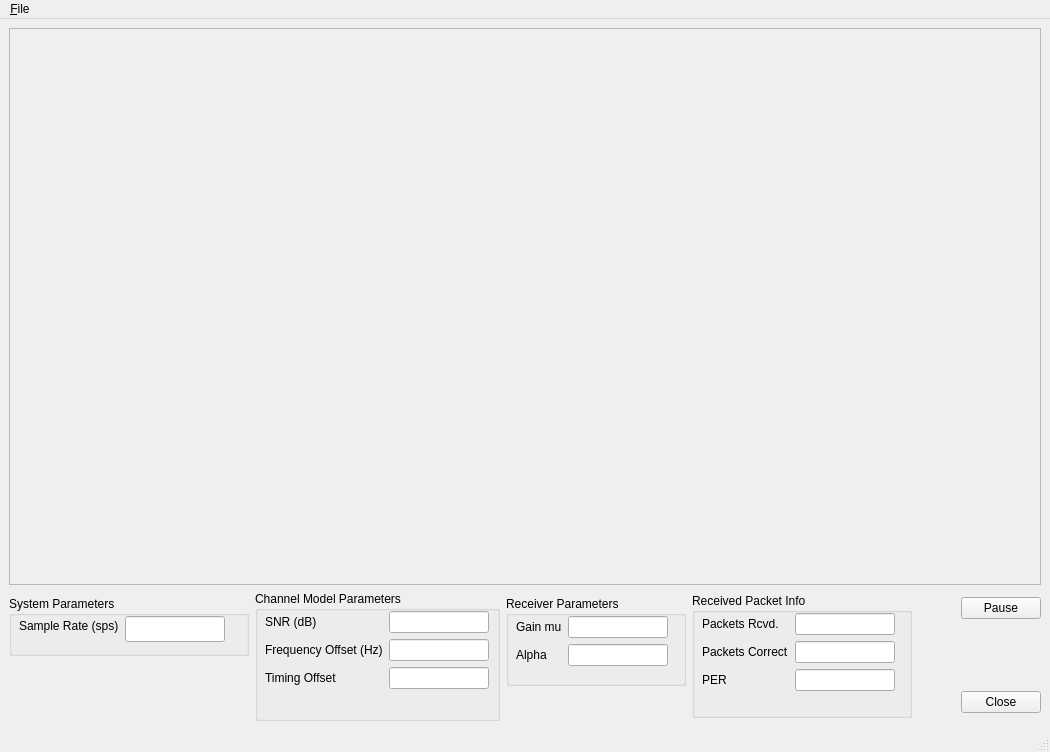
Old version of the form gnuradio-examples/python/digital/qt_digital_window.ui in the repository GREO/GNU-Radio.
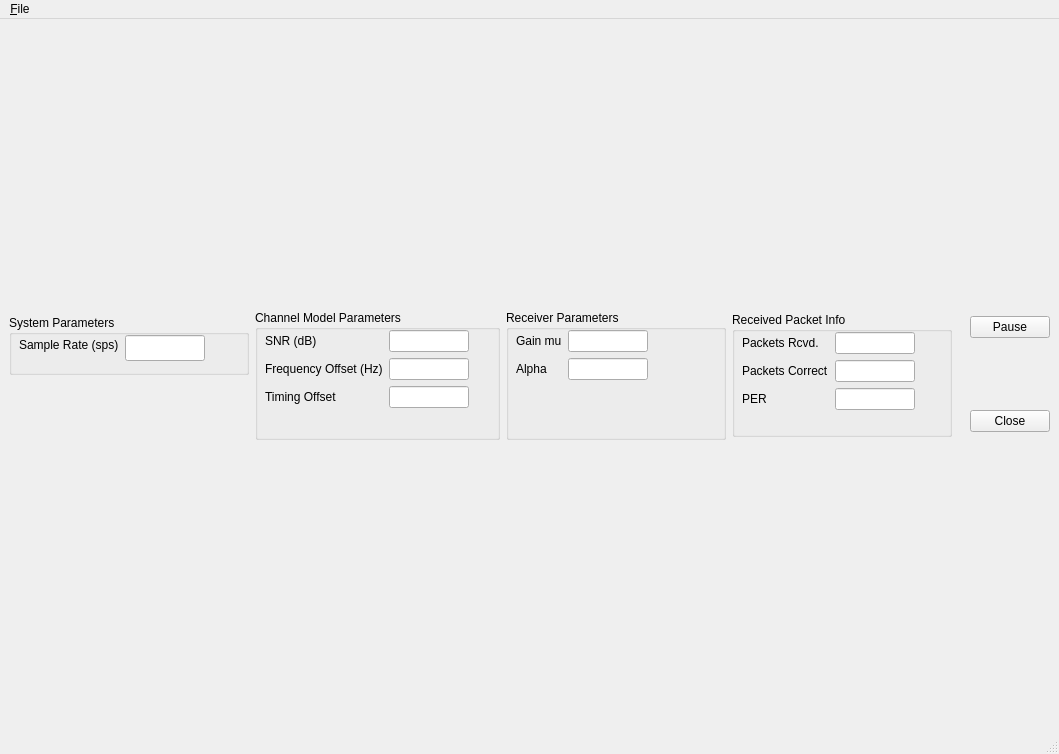
New version of the form.

```diff
--- a/gnuradio-examples/python/digital/qt_digital_window.ui
+++ b/gnuradio-examples/python/digital/qt_digital_window.ui
@@ -1,25 +1,30 @@
 <ui version="4.0" >
  <class>DigitalWindow</class>
- <widget class="QMainWindow" name="DigitalWindow" >
-  <property name="geometry" >
+ <widget class="QMainWindow" name="DigitalWindow">
+  <property name="geometry">
    <rect>
     <x>0</x>
     <y>0</y>
-    <width>1050</width>
-    <height>752</height>
+    <width>1059</width>
+    <height>754</height>
    </rect>
   </property>
   <property name="windowTitle" >
    <string>MainWindow</string>
   </property>
-  <widget class="QWidget" name="centralwidget" >
-   <layout class="QGridLayout" name="gridLayout" >
-    <item row="2" column="0" >
-     <layout class="QVBoxLayout" name="verticalLayout_2" >
+  <widget class="QWidget" name="centralwidget">
+   <layout class="QVBoxLayout" name="verticalLayout_4">
       <item>
-       <widget class="QGroupBox" name="sysBox" >
-        <property name="sizePolicy" >
-         <sizepolicy vsizetype="Fixed" hsizetype="Fixed" >
+     <layout class="QHBoxLayout" name="sinkLayout"/>
+    </item>
+    <item>
+     <layout class="QHBoxLayout" name="horizontalLayout">
+      <item>
+       <layout class="QVBoxLayout" name="verticalLayout_2">
+        <item>
+         <widget class="QGroupBox" name="sysBox">
+          <property name="sizePolicy">
+           <sizepolicy hsizetype="Fixed" vsizetype="Fixed">
           <horstretch>0</horstretch>
           <verstretch>0</verstretch>
          </sizepolicy>
@@ -39,12 +44,12 @@
         <property name="title" >
          <string>System Parameters</string>
         </property>
-        <widget class="QWidget" name="formLayoutWidget" >
-         <property name="geometry" >
+          <widget class="QWidget" name="formLayoutWidget">
+           <property name="geometry">
           <rect>
            <x>10</x>
            <y>20</y>
-           <width>221</width>
+             <width>211</width>
            <height>31</height>
           </rect>
          </property>
@@ -63,15 +68,15 @@
               <verstretch>0</verstretch>
              </sizepolicy>
             </property>
-            <property name="minimumSize" >
+              <property name="minimumSize">
              <size>
-              <width>100</width>
+                <width>60</width>
               <height>26</height>
              </size>
             </property>
-            <property name="maximumSize" >
+              <property name="maximumSize">
              <size>
-              <width>100</width>
+                <width>80</width>
               <height>26</height>
              </size>
             </property>
@@ -124,10 +129,10 @@
       </item>
      </layout>
     </item>
-    <item row="2" column="1" >
-     <widget class="QGroupBox" name="channelModeBox" >
-      <property name="sizePolicy" >
-       <sizepolicy vsizetype="Fixed" hsizetype="Fixed" >
+      <item>
+       <widget class="QGroupBox" name="channelModeBox">
+        <property name="sizePolicy">
+         <sizepolicy hsizetype="Fixed" vsizetype="Fixed">
         <horstretch>0</horstretch>
         <verstretch>0</verstretch>
        </sizepolicy>
@@ -147,12 +152,12 @@
       <property name="title" >
        <string>Channel Model Parameters</string>
       </property>
-      <widget class="QWidget" name="formLayoutWidget_2" >
-       <property name="geometry" >
+        <widget class="QWidget" name="formLayoutWidget_2">
+         <property name="geometry">
         <rect>
          <x>10</x>
          <y>20</y>
-         <width>231</width>
+           <width>221</width>
          <height>98</height>
         </rect>
        </property>
@@ -170,17 +175,17 @@
           </property>
          </widget>
         </item>
-        <item row="0" column="1" >
-         <widget class="QLineEdit" name="snrEdit" >
-          <property name="minimumSize" >
+          <item row="0" column="1">
+           <widget class="QLineEdit" name="snrEdit">
+            <property name="minimumSize">
            <size>
-            <width>100</width>
+              <width>60</width>
             <height>0</height>
            </size>
           </property>
-          <property name="maximumSize" >
+            <property name="maximumSize">
            <size>
-            <width>100</width>
+              <width>80</width>
             <height>16777215</height>
            </size>
           </property>
@@ -193,17 +198,17 @@
           </property>
          </widget>
         </item>
-        <item row="1" column="1" >
-         <widget class="QLineEdit" name="freqEdit" >
-          <property name="minimumSize" >
+          <item row="1" column="1">
+           <widget class="QLineEdit" name="freqEdit">
+            <property name="minimumSize">
            <size>
-            <width>100</width>
+              <width>60</width>
             <height>0</height>
            </size>
           </property>
-          <property name="maximumSize" >
+            <property name="maximumSize">
            <size>
-            <width>100</width>
+              <width>80</width>
             <height>16777215</height>
            </size>
           </property>
@@ -216,17 +221,17 @@
           </property>
          </widget>
         </item>
-        <item row="2" column="1" >
-         <widget class="QLineEdit" name="timeEdit" >
-          <property name="minimumSize" >
+          <item row="2" column="1">
+           <widget class="QLineEdit" name="timeEdit">
+            <property name="minimumSize">
            <size>
-            <width>100</width>
+              <width>60</width>
             <height>0</height>
            </size>
           </property>
-          <property name="maximumSize" >
+            <property name="maximumSize">
            <size>
-            <width>100</width>
+              <width>80</width>
             <height>16777215</height>
            </size>
           </property>
@@ -234,73 +239,40 @@
         </item>
        </layout>
       </widget>
-     </widget>
-    </item>
-    <item row="0" column="0" colspan="6" >
-     <layout class="QVBoxLayout" name="verticalLayout_5" >
+        <zorder>formLayoutWidget_2</zorder>
+        <zorder>sysBox</zorder>
+       </widget>
+      </item>
       <item>
-       <widget class="QFrame" name="sinkFrame" >
-        <property name="sizePolicy" >
-         <sizepolicy vsizetype="Expanding" hsizetype="Expanding" >
+       <widget class="QGroupBox" name="rxBox">
+        <property name="sizePolicy">
+         <sizepolicy hsizetype="Fixed" vsizetype="Fixed">
           <horstretch>0</horstretch>
           <verstretch>0</verstretch>
          </sizepolicy>
         </property>
-        <property name="minimumSize" >
+        <property name="minimumSize">
          <size>
-          <width>1000</width>
-          <height>550</height>
+          <width>220</width>
+          <height>130</height>
          </size>
         </property>
-        <property name="frameShape" >
-         <enum>QFrame::StyledPanel</enum>
-        </property>
-        <property name="frameShadow" >
-         <enum>QFrame::Raised</enum>
-        </property>
-        <layout class="QGridLayout" name="gridLayout_2" >
-         <item row="1" column="0" >
-          <layout class="QHBoxLayout" name="sinkLayout" />
-         </item>
-        </layout>
-        <zorder>verticalLayoutWidget</zorder>
-        <zorder>verticalLayoutWidget</zorder>
-       </widget>
-      </item>
-     </layout>
-    </item>
-    <item row="2" column="2" >
-     <layout class="QVBoxLayout" name="verticalLayout_3" >
-      <item>
-       <widget class="QGroupBox" name="rxBox" >
-        <property name="sizePolicy" >
-         <sizepolicy vsizetype="Fixed" hsizetype="Fixed" >
-          <horstretch>0</horstretch>
-          <verstretch>0</verstretch>
-         </sizepolicy>
-        </property>
-        <property name="minimumSize" >
+        <property name="maximumSize">
          <size>
           <width>180</width>
-          <height>90</height>
-         </size>
-        </property>
-        <property name="maximumSize" >
-         <size>
-          <width>180</width>
           <height>16777215</height>
          </size>
         </property>
         <property name="title" >
          <string>Receiver Parameters</string>
         </property>
-        <widget class="QWidget" name="formLayoutWidget_3" >
-         <property name="geometry" >
+        <widget class="QWidget" name="formLayoutWidget_3">
+         <property name="geometry">
           <rect>
            <x>10</x>
            <y>20</y>
-           <width>161</width>
-           <height>61</height>
+           <width>201</width>
+           <height>101</height>
           </rect>
          </property>
          <layout class="QFormLayout" name="formLayout_3" >
@@ -321,33 +293,33 @@
             </property>
            </widget>
           </item>
-          <item row="0" column="1" >
-           <widget class="QLineEdit" name="gainMuEdit" >
-            <property name="minimumSize" >
+          <item row="0" column="1">
+           <widget class="QLineEdit" name="gainMuEdit">
+            <property name="minimumSize">
              <size>
-              <width>100</width>
+              <width>60</width>
               <height>0</height>
              </size>
             </property>
-            <property name="maximumSize" >
+            <property name="maximumSize">
              <size>
-              <width>100</width>
+              <width>80</width>
               <height>16777215</height>
              </size>
             </property>
            </widget>
           </item>
-          <item row="1" column="1" >
-           <widget class="QLineEdit" name="alphaEdit" >
-            <property name="minimumSize" >
+          <item row="1" column="1">
+           <widget class="QLineEdit" name="alphaEdit">
+            <property name="minimumSize">
              <size>
-              <width>100</width>
+              <width>60</width>
               <height>0</height>
              </size>
             </property>
-            <property name="maximumSize" >
+            <property name="maximumSize">
              <size>
-              <width>100</width>
+              <width>80</width>
               <height>16777215</height>
              </size>
             </property>
@@ -358,27 +330,9 @@
        </widget>
       </item>
       <item>
-       <spacer name="verticalSpacer_4" >
-        <property name="orientation" >
-         <enum>Qt::Vertical</enum>
-        </property>
-        <property name="sizeType" >
-         <enum>QSizePolicy::Fixed</enum>
-        </property>
-        <property name="sizeHint" stdset="0" >
-         <size>
-          <width>20</width>
-          <height>30</height>
-         </size>
-        </property>
-       </spacer>
-      </item>
-     </layout>
-    </item>
-    <item row="2" column="3" >
-     <widget class="QGroupBox" name="rxBox_2" >
-      <property name="sizePolicy" >
-       <sizepolicy vsizetype="Fixed" hsizetype="Fixed" >
+       <widget class="QGroupBox" name="rxBox_2">
+        <property name="sizePolicy">
+         <sizepolicy hsizetype="Fixed" vsizetype="Fixed">
         <horstretch>0</horstretch>
         <verstretch>0</verstretch>
        </sizepolicy>
@@ -398,17 +352,17 @@
       <property name="title" >
        <string>Received Packet Info</string>
       </property>
-      <widget class="QWidget" name="formLayoutWidget_4" >
-       <property name="geometry" >
+        <widget class="QWidget" name="formLayoutWidget_4">
+         <property name="geometry">
         <rect>
          <x>10</x>
          <y>20</y>
          <width>201</width>
-         <height>92</height>
-        </rect>
-       </property>
-       <layout class="QFormLayout" name="formLayout_4" >
-        <property name="sizeConstraint" >
+           <height>91</height>
+          </rect>
+         </property>
+         <layout class="QFormLayout" name="formLayout_4">
+          <property name="sizeConstraint">
          <enum>QLayout::SetFixedSize</enum>
         </property>
         <item row="0" column="0" >
@@ -432,49 +386,49 @@
           </property>
          </widget>
         </item>
-        <item row="0" column="1" >
-         <widget class="QLineEdit" name="pktsRcvdEdit" >
-          <property name="minimumSize" >
+          <item row="0" column="1">
+           <widget class="QLineEdit" name="pktsRcvdEdit">
+            <property name="minimumSize">
            <size>
-            <width>100</width>
+              <width>60</width>
             <height>0</height>
            </size>
           </property>
-          <property name="maximumSize" >
+            <property name="maximumSize">
            <size>
-            <width>100</width>
+              <width>80</width>
             <height>16777215</height>
            </size>
           </property>
          </widget>
         </item>
-        <item row="1" column="1" >
-         <widget class="QLineEdit" name="pktsCorrectEdit" >
-          <property name="minimumSize" >
+          <item row="1" column="1">
+           <widget class="QLineEdit" name="pktsCorrectEdit">
+            <property name="minimumSize">
            <size>
-            <width>100</width>
+              <width>60</width>
             <height>0</height>
            </size>
           </property>
-          <property name="maximumSize" >
+            <property name="maximumSize">
            <size>
-            <width>100</width>
+              <width>80</width>
             <height>16777215</height>
            </size>
           </property>
          </widget>
         </item>
-        <item row="2" column="1" >
-         <widget class="QLineEdit" name="perEdit" >
-          <property name="minimumSize" >
+          <item row="2" column="1">
+           <widget class="QLineEdit" name="perEdit">
+            <property name="minimumSize">
            <size>
-            <width>100</width>
+              <width>60</width>
             <height>0</height>
            </size>
           </property>
-          <property name="maximumSize" >
+            <property name="maximumSize">
            <size>
-            <width>100</width>
+              <width>80</width>
             <height>16777215</height>
            </size>
           </property>
@@ -484,9 +438,9 @@
       </widget>
      </widget>
     </item>
-    <item row="2" column="4" >
-     <spacer name="horizontalSpacer" >
-      <property name="orientation" >
+      <item>
+       <spacer name="horizontalSpacer">
+        <property name="orientation">
        <enum>Qt::Horizontal</enum>
       </property>
       <property name="sizeHint" stdset="0" >
@@ -497,11 +451,11 @@
       </property>
      </spacer>
     </item>
-    <item row="2" column="5" >
-     <layout class="QVBoxLayout" name="verticalLayout" >
       <item>
-       <widget class="QPushButton" name="pauseButton" >
-        <property name="minimumSize" >
+       <layout class="QVBoxLayout" name="verticalLayout">
+        <item>
+         <widget class="QPushButton" name="pauseButton">
+          <property name="minimumSize">
          <size>
           <width>80</width>
           <height>0</height>
@@ -556,32 +510,25 @@
      </layout>
     </item>
    </layout>
-   <zorder>sinkFrame</zorder>
-   <zorder>channelModeBox</zorder>
-   <zorder>verticalLayoutWidget</zorder>
-   <zorder>verticalLayoutWidget</zorder>
-   <zorder>rxBox</zorder>
-   <zorder></zorder>
-   <zorder>rxBox_2</zorder>
-   <zorder>horizontalSpacer</zorder>
-   <zorder></zorder>
+    </item>
+   </layout>
   </widget>
-  <widget class="QMenuBar" name="menubar" >
-   <property name="geometry" >
+  <widget class="QMenuBar" name="menubar">
+   <property name="geometry">
     <rect>
      <x>0</x>
      <y>0</y>
-     <width>1050</width>
-     <height>24</height>
+     <width>1059</width>
+     <height>23</height>
     </rect>
    </property>
-   <widget class="QMenu" name="menuFile" >
-    <property name="title" >
+   <widget class="QMenu" name="menuFile">
+    <property name="title">
      <string>&amp;File</string>
     </property>
     <addaction name="actionExit" />
    </widget>
-   <addaction name="menuFile" />
+   <addaction name="menuFile"/>
   </widget>
   <widget class="QStatusBar" name="statusbar" />
   <action name="actionExit" >
```
Left out of the diff: 157 changed lines with no effect on the pictures. Lines whose indentation alone changed are shown as unchanged.
